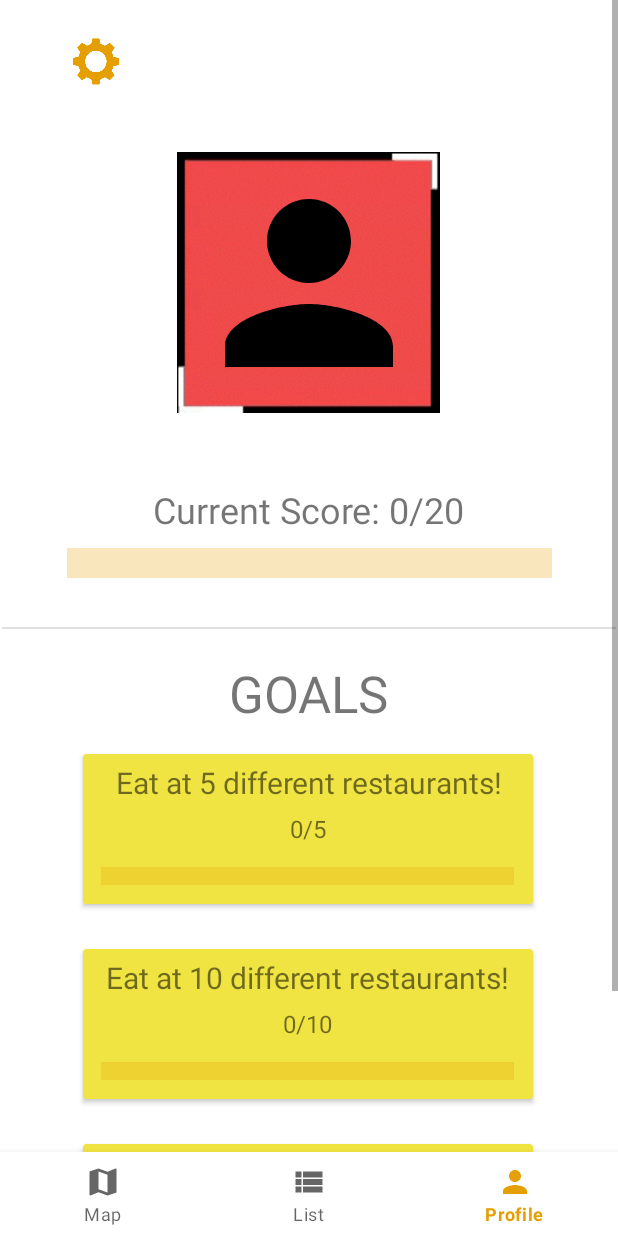
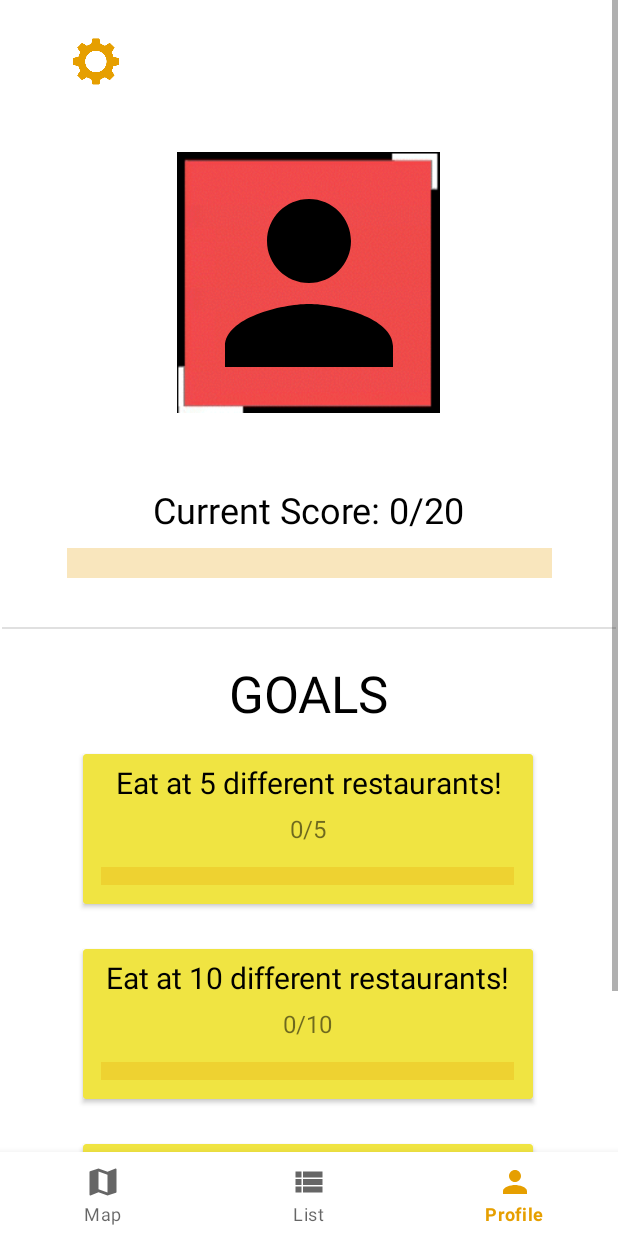
Before and after one commit to Restauranttrackers/Restaurant-Tracker, an Android app: the screen it shows after launch (MapsActivity), item 3 of the bottom bar chosen, on a phone screen of 412 x 824 dp. Run offline under Robolectric (Android 15) with nearby library versions, the phone set to English and light mode, and no system bars; our stand-ins replace Firebase (no records; nobody signed in at launch, a user with empty details on screens opened directly); 4 statements that could not run were skipped.

Commit message:
Changed textcolor to black

```diff
--- a/app/src/main/res/layout/fragment_profile.xml
+++ b/app/src/main/res/layout/fragment_profile.xml
@@ -39,6 +39,7 @@
             android:layout_marginTop="40dp"
             android:text="sampleUser"
             android:textSize="34sp"
+            android:textColor="@color/black"
             android:textStyle="bold"
             app:layout_constraintEnd_toEndOf="parent"
             app:layout_constraintStart_toStartOf="parent"
@@ -69,7 +70,6 @@
             app:layout_constraintStart_toStartOf="parent"
             app:layout_constraintTop_toBottomOf="@+id/textUser"
             tools:visibility="visible" />
-
 
         <TextView
             android:id="@+id/textTitle"
@@ -102,6 +102,7 @@
             android:layout_marginTop="15dp"
             android:text="Points to next Unlock: "
             android:textSize="24sp"
+            android:textColor="@color/black"
             app:layout_constraintEnd_toEndOf="parent"
             app:layout_constraintStart_toStartOf="parent"
             app:layout_constraintTop_toBottomOf="@+id/textTitle" />
@@ -116,6 +117,7 @@
             android:singleLine="false"
             android:text="GOALS"
             android:textSize="34sp"
+            android:textColor="@color/black"
             app:layout_constraintEnd_toEndOf="parent"
             app:layout_constraintStart_toStartOf="parent"
             app:layout_constraintTop_toBottomOf="@+id/divider" />
@@ -139,6 +141,7 @@
                 android:layout_gravity="center_horizontal"
                 android:layout_marginTop="5sp"
                 android:text="Eat at 5 different restaurants!"
+                android:textColor="@color/black"
                 android:textAlignment="center"
                 android:textSize="20sp" />
 
@@ -204,7 +207,8 @@
                 android:layout_marginTop="5sp"
                 android:text="Eat at 10 different restaurants!"
                 android:textAlignment="center"
-                android:textSize="20sp" />
+                android:textSize="20sp"
+                android:textColor="@color/black" />
         </androidx.cardview.widget.CardView>
 
         <androidx.cardview.widget.CardView
@@ -229,7 +233,8 @@
                 android:layout_marginTop="5sp"
                 android:text="Eat at 15 different restaurants!"
                 android:textAlignment="center"
-                android:textSize="20sp" />
+                android:textSize="20sp"
+                android:textColor="@color/black" />
 
             <TextView
                 android:id="@+id/reward3"
```
